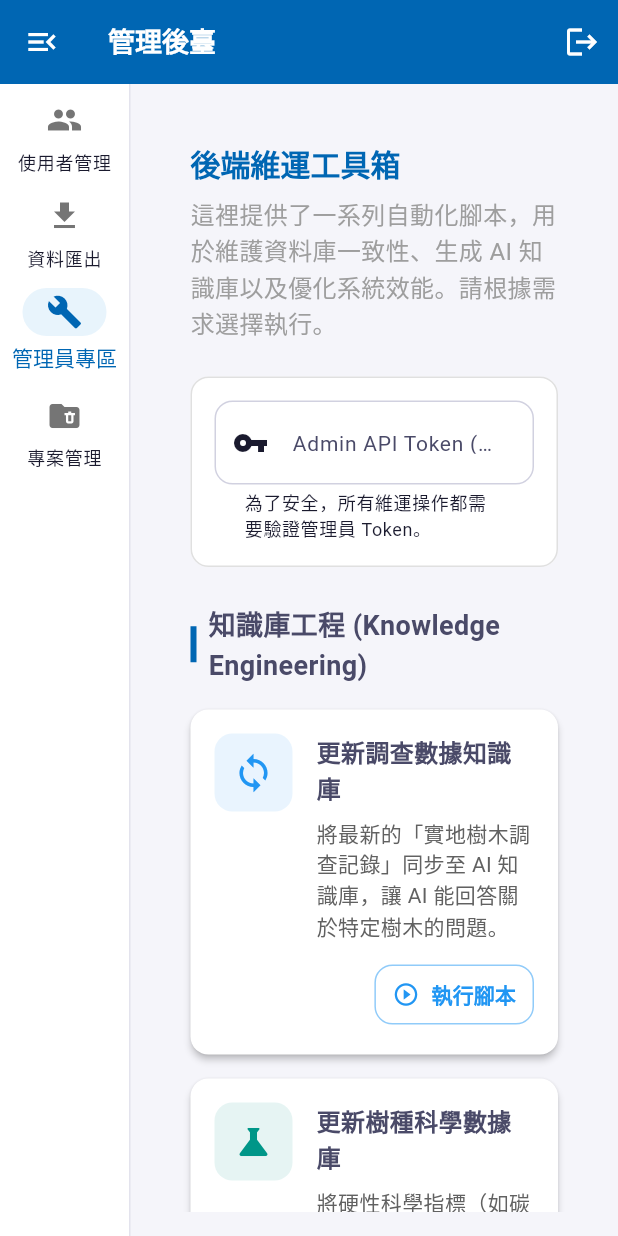
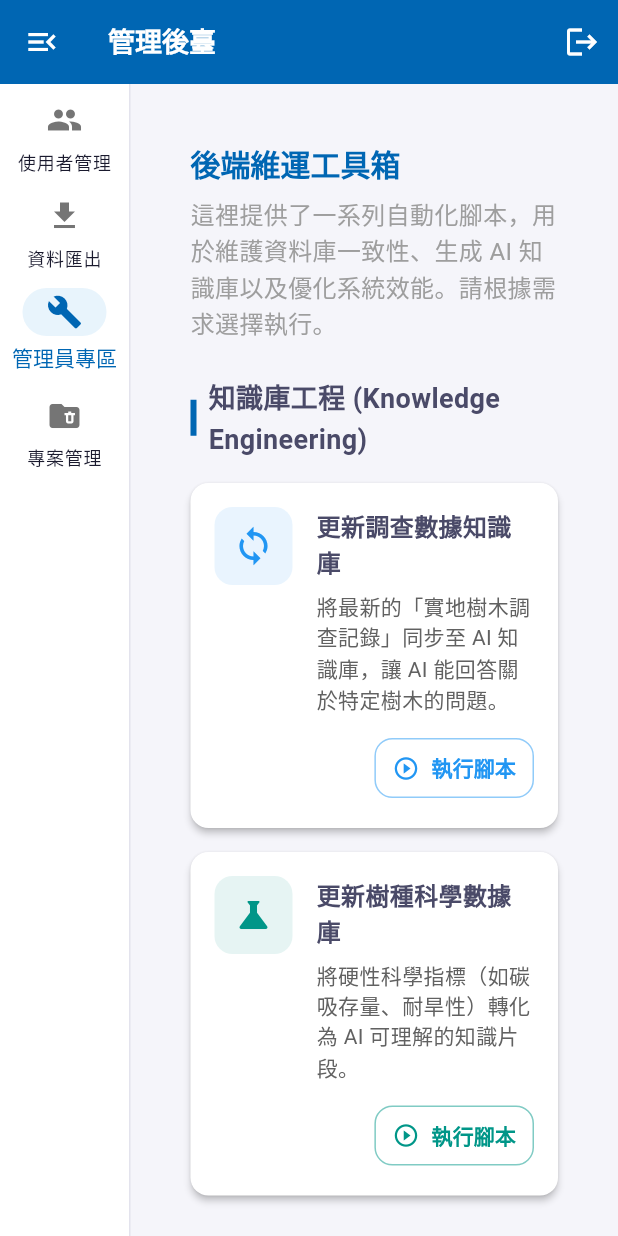
Before and after one commit to icmnlab/tree-project-frontend, a Flutter app: the AdminPage screen opened directly, after a tap on "使用者管理", after a tap on "資料匯出", after a tap on "管理員專區", on a phone screen of 412 x 824 dp. Run offline on Flutter 3.47's test engine with Material 3 defaults, Android fonts, the light colour scheme and no system bars; our stand-ins replace camera, connectivity_plus, device_info_plus, dio, file_picker, fl_chart and 12 more; missing offline and left inert: excel, exif, google_mlkit_object_detection, tflite_flutter; accounts and stored records are empty; network calls fail.

Commit message:
feat(security): T2 砍 admin token 輸入框
- 移除 _tokenController 欄位 + dispose + TextField

- _runBackendScript 改用 ApiService.post（JWT 自動帶）

- 移除 dart:convert / package:http import（已不需）

- 5 個腳本按鈕保留，由 backend requireRole 系統管理員 守護

```diff
--- a/lib/admin_page.dart
+++ b/lib/admin_page.dart
@@ -1,6 +1,4 @@
-import 'dart:convert';
 import 'package:flutter/material.dart';
-import 'package:http/http.dart' as http;
 import 'constants/colors.dart';
 // import 'package:provider/provider.dart'; // Unused
 import 'screens/api_key_management_screen.dart';
@@ -40,8 +38,6 @@ class _AdminPageState extends State<AdminPage> {
   bool _isLoadingProjects = false;
   bool _isExportingExcel = false;
   bool _isExportingPdf = false;
-  final TextEditingController _tokenController =
-      TextEditingController(); // Create controller as a state variable
 
   // Services
   final UserService _userService = UserService();
@@ -50,7 +46,6 @@ class _AdminPageState extends State<AdminPage> {
 
   @override
   void dispose() {
-    _tokenController.dispose(); // Dispose of the controller
     super.dispose();
   }
 
@@ -1011,28 +1006,7 @@ class _AdminPageState extends State<AdminPage> {
             ),
             const SizedBox(height: 24),
 
-            // Admin Token 輸入框
-            Card(
-              elevation: 0,
-              shape: RoundedRectangleBorder(
-                  borderRadius: BorderRadius.circular(12),
-                  side: BorderSide(color: Colors.grey.shade300)),
-              child: Padding(
-                padding: const EdgeInsets.all(16.0),
-                child: TextField(
-                  controller: _tokenController,
-                  decoration: const InputDecoration(
-                    labelText: 'Admin API Token (執行腳本所需)',
-                    border: OutlineInputBorder(),
-                    prefixIcon: Icon(Icons.vpn_key),
-                    helperText: '為了安全，所有維運操作都需要驗證管理員 Token。',
-                    helperMaxLines: 2, // 確保提示文字不會被截斷
-                  ),
-                  obscureText: true,
-                ),
-              ),
-            ),
-            const SizedBox(height: 24),
+            // [T2] Admin Token 輸入框已移除：腳本執行改走 JWT（需系統管理員）
 
             _buildSectionTitle('知識庫工程 (Knowledge Engineering)'),
             const SizedBox(height: 16),
@@ -1045,7 +1019,6 @@ class _AdminPageState extends State<AdminPage> {
                   icon: Icons.sync,
                   color: Colors.blue,
                   scriptName: 'populate_knowledge_from_survey',
-                  tokenController: _tokenController,
                 ),
                 const SizedBox(height: 16),
                 _buildScriptCard(
@@ -1054,7 +1027,6 @@ class _AdminPageState extends State<AdminPage> {
                   icon: Icons.science,
                   color: Colors.teal,
                   scriptName: 'generateEmbeddings',
-                  tokenController: _tokenController,
                 ),
               ],
             ),
@@ -1070,7 +1042,6 @@ class _AdminPageState extends State<AdminPage> {
                   icon: Icons.auto_awesome,
                   color: Colors.purple,
                   scriptName: 'generate_species_knowledge',
-                  tokenController: _tokenController,
                 ),
                 const SizedBox(height: 16),
                 _buildScriptCard(
@@ -1079,7 +1050,6 @@ class _AdminPageState extends State<AdminPage> {
                   icon: Icons.translate,
                   color: Colors.indigo,
                   scriptName: 'enrich_species_synonyms',
-                  tokenController: _tokenController,
                 ),
               ],
             ),
@@ -1095,7 +1065,6 @@ class _AdminPageState extends State<AdminPage> {
                   icon: Icons.calculate,
                   color: Colors.orange,
                   scriptName: 'populateSpeciesRegionScore',
-                  tokenController: _tokenController,
                 ),
               ],
             ),
@@ -1269,15 +1238,13 @@ class _AdminPageState extends State<AdminPage> {
     required IconData icon,
     required Color color,
     required String scriptName,
-    required TextEditingController tokenController,
-    // width 參數已移除
   }) {
     return Card(
       elevation: 2,
       shape: RoundedRectangleBorder(borderRadius: BorderRadius.circular(12)),
       child: InkWell(
         borderRadius: BorderRadius.circular(12),
-        onTap: () => _runBackendScript(scriptName, tokenController.text),
+        onTap: () => _runBackendScript(scriptName),
         child: Padding(
           padding: const EdgeInsets.all(16.0),
           child: Row(
@@ -1317,7 +1284,7 @@ class _AdminPageState extends State<AdminPage> {
                       alignment: Alignment.centerRight,
                       child: OutlinedButton.icon(
                         onPressed: () =>
-                            _runBackendScript(scriptName, tokenController.text),
+                            _runBackendScript(scriptName),
                         icon: Icon(Icons.play_circle_outline,
                             size: 18, color: color),
                         label: Text('執行腳本', style: TextStyle(color: color)),
@@ -1338,30 +1305,17 @@ class _AdminPageState extends State<AdminPage> {
     );
   }
 
-  Future<void> _runBackendScript(String scriptName, String token) async {
-    if (token.isEmpty) {
-      ScaffoldMessenger.of(context).showSnackBar(
-        const SnackBar(content: Text('請輸入 Admin API Token')),
-      );
-      return;
-    }
-
+  Future<void> _runBackendScript(String scriptName) async {
     setState(() {
       _isLoading = true;
     });
 
     try {
-      final response = await http.post(
-        Uri.parse('${ApiService.baseUrl}/admin/run-script'),
-        headers: {
-          'Content-Type': 'application/json',
-          'x-admin-token': token,
-          ...ApiService.getAuthHeaders(),
-        },
-        body: jsonEncode({'scriptName': scriptName}),
-      ).timeout(const Duration(seconds: 60));
-
-      final data = jsonDecode(response.body);
+      // [T2] 改走 ApiService.post（JWT 自動帶），不再需 X-Admin-Token。
+      // backend /api/admin/run-script 由 requireRole('系統管理員') 守護。
+      final data = await ApiService.post('admin/run-script', {
+        'scriptName': scriptName,
+      });
       if (mounted) {
         if (data['success'] == true) {
           ScaffoldMessenger.of(context).showSnackBar(
@@ -1369,19 +1323,14 @@ class _AdminPageState extends State<AdminPage> {
           );
         } else {
           ScaffoldMessenger.of(context).showSnackBar(
-            SnackBar(content: Text('腳本執行失敗: ${data['message']}')),
+            SnackBar(content: Text('腳本執行失敗: ${data['message'] ?? '未知錯誤'}')),
           );
         }
       }
     } catch (e) {
       if (mounted) {
-        // Try to show the raw body if json decode fails, truncated
-        String errorMessage = e.toString();
-        if (e is FormatException) {
-          errorMessage = "伺服器回應格式錯誤 (非 JSON)";
-        }
         ScaffoldMessenger.of(context).showSnackBar(
-          SnackBar(content: Text('發生錯誤: $errorMessage')),
+          SnackBar(content: Text('發生錯誤: $e')),
         );
       }
     } finally {
```
